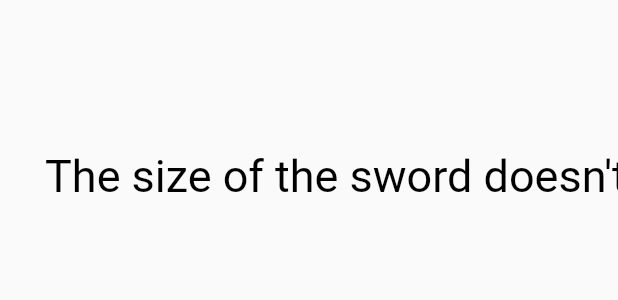
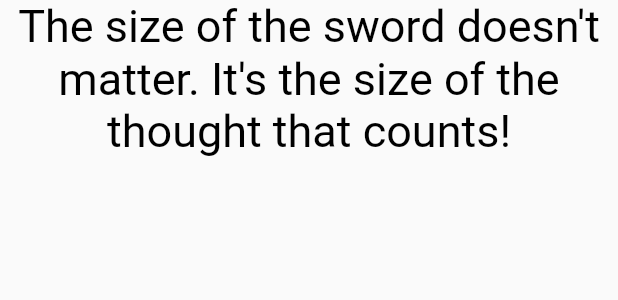
Before and after one commit to FilipLjubic/quote_and_joke, a Flutter app: the Quotes widget shown alone on an empty page, opened directly, on a phone screen of 412 x 824 dp. Shown: the top 300 px of the screen. Run offline on Flutter 3.47's test engine with Material 2 defaults, Android fonts, the phone set to English and light mode, and no system bars; our stand-ins replace auto_size_text, firebase_core, image_picker; missing offline and left inert: after_init, firebase_ml_vision; accounts and stored records are empty.

```diff
--- a/lib/screens/quotes.dart
+++ b/lib/screens/quotes.dart
@@ -85,11 +85,9 @@ class _QuotesState extends State<Quotes> with SingleTickerProviderStateMixin {
       onHorizontalDragEnd: _onDragEnd,
       behavior: HitTestBehavior.opaque,
       child: Stack(
+        alignment: Alignment.centerLeft,
         children: [
-          Positioned(
-            left: 30.0,
-            top: 100.0,
-            child: AnimatedBuilder(
+          AnimatedBuilder(
             animation: _animationController,
             builder: (context, _) {
               double slide = _maxSlide * _animationController.value;
@@ -106,10 +104,10 @@ class _QuotesState extends State<Quotes> with SingleTickerProviderStateMixin {
                     color: Colors.black
                         .withOpacity(1 - _animationController.value),
                   ),
+                  textAlign: TextAlign.center,
                 ),
               );
             },
-            ),
           ),
         ],
       ),
```
Lines whose indentation alone changed are shown as unchanged.
